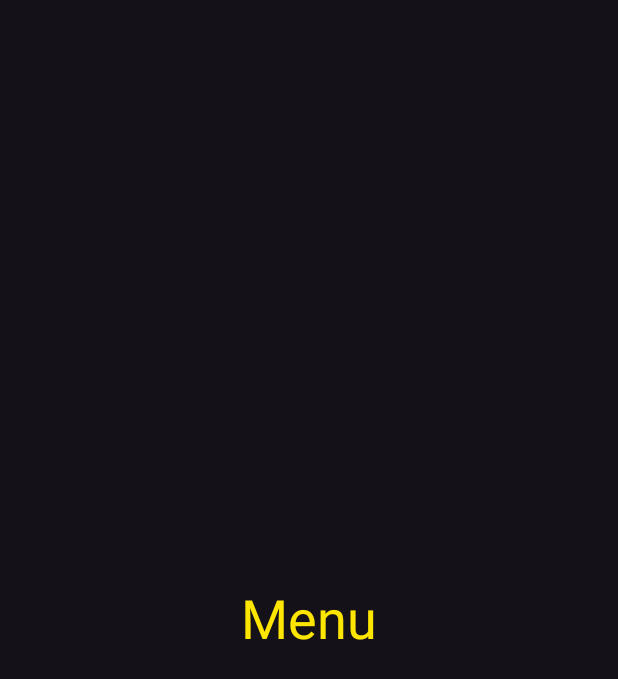
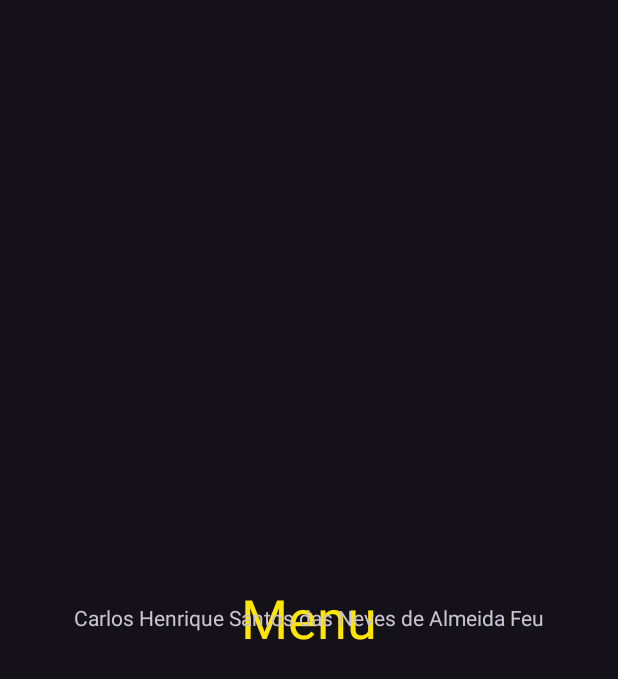
Before and after one commit to carloshsnafeu/MercadoLivreMenu, an Android app: the fragment MenuFragment shown on its own in the app's theme, on a phone screen of 412 x 824 dp. Shown: the top 679 px of the screen. Run offline under Robolectric (Android 15) with nearby library versions, the phone set to English and light mode, and no system bars.

Commit message:
Add Text View

```diff
--- a/app/src/main/res/layout/fragment_menu.xml
+++ b/app/src/main/res/layout/fragment_menu.xml
@@ -14,4 +14,11 @@
         android:textColor="@color/yellow"
         android:textSize="36sp" />
 
+    <TextView
+        android:layout_width="match_parent"
+        android:layout_height="match_parent"
+        android:text="Carlos Henrique Santos das Neves de Almeida Feu"
+        android:textAlignment="center"
+        android:gravity="center"/>
+
 </FrameLayout>
--- a/app/src/main/res/layout/fragment_prime.xml
+++ b/app/src/main/res/layout/fragment_prime.xml
@@ -14,4 +14,5 @@
         android:textColor="@color/yellow"
         android:textSize="36sp" />
 
+
 </FrameLayout>
```
